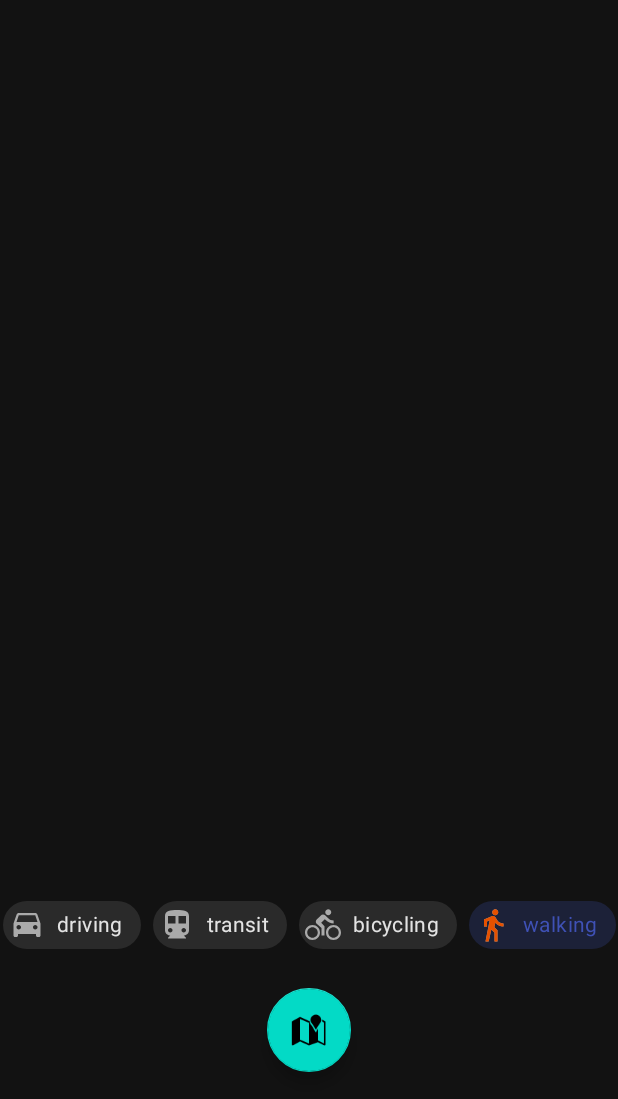
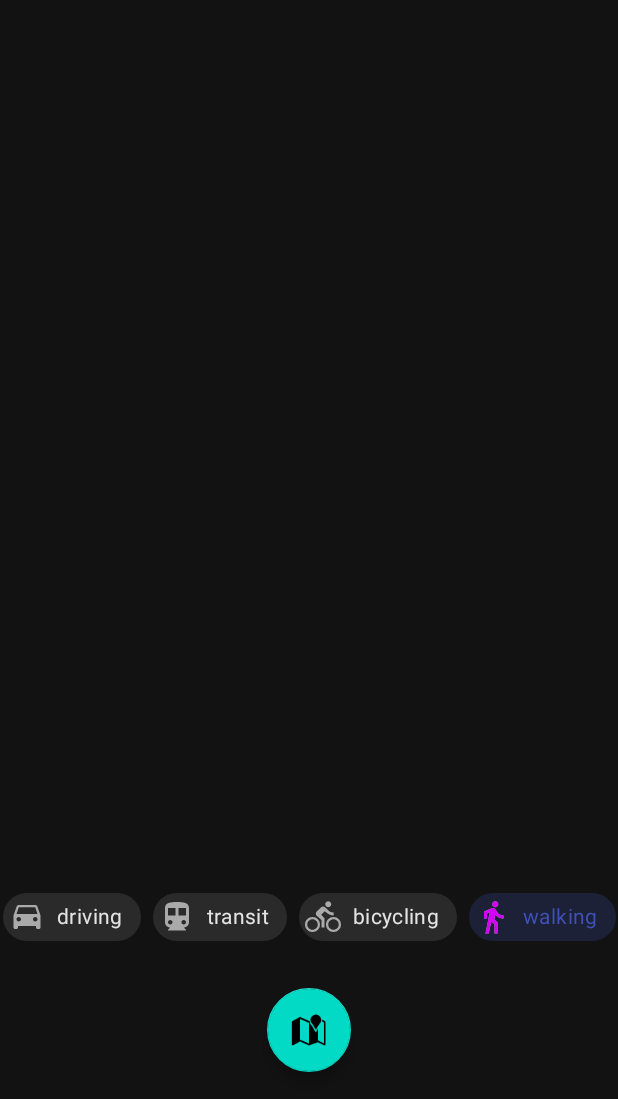
Before and after one commit to XinyueZ/isochrone-isodistance, an Android app: the screen it shows after launch (MainActivity), on a phone screen of 412 x 824 dp, the part 137-1236 px from its top. Run offline under Robolectric (Android 15) with nearby library versions, the phone set to English and light mode, and no system bars; our stand-ins replace data binding; libraries missing offline, so code that uses them is left out: kotlinx.coroutines.experimental, pub.devrel.easypermissions; 1 statement that could not run was skipped.

Commit message:
Change progressbar style

```diff
--- a/app/src/main/res/layout/activity_main.xml
+++ b/app/src/main/res/layout/activity_main.xml
@@ -43,19 +43,25 @@
                 android:layout_height="0dp"/>
 
 
-        <FrameLayout
+        <LinearLayout
                 android:id="@+id/location_group"
-                app:layout_constraintEnd_toEndOf="parent"
-                app:layout_constraintStart_toStartOf="parent"
-                app:layout_constraintBottom_toBottomOf="parent"
-                android:layout_width="match_parent"
-                android:layout_height="0dp">
+                app:layout_constraintEnd_toEndOf="@+id/travel_modes_group"
+                app:layout_constraintStart_toStartOf="@+id/travel_modes_group"
+                app:layout_constraintBottom_toBottomOf="parent" android:orientation="vertical"
+                android:layout_width="0dp"
+                android:layout_height="wrap_content">
 
             <ProgressBar
                     android:id="@+id/pb"
+                    style="@style/Widget.AppCompat.ProgressBar.Horizontal"
+                    android:layout_marginStart="@dimen/activity_horizontal_margin"
+                    android:layout_marginEnd="@dimen/activity_horizontal_margin"
                     android:visibility="invisible"
-                    android:layout_height="match_parent"
-                    android:layout_gravity="center"
+                    android:paddingStart="@dimen/activity_horizontal_margin"
+                    android:paddingEnd="@dimen/activity_horizontal_margin"
+                    android:layout_height="5dp"
+                    android:layout_gravity="top"
+                    android:indeterminate="true"
                     android:theme="@style/AppTheme.Progress"
                     android:layout_width="match_parent"/>
 
@@ -68,7 +74,7 @@
                     app:srcCompat="@android:drawable/ic_dialog_map"
                     app:useCompatPadding="true"/>
 
-        </FrameLayout>
+        </LinearLayout>
 
 
         <android.support.design.chip.ChipGroup
--- a/app/src/main/res/values/colors.xml
+++ b/app/src/main/res/values/colors.xml
@@ -6,6 +6,6 @@
 
     <color name="c_driving">#0091EA</color>
     <color name="c_transit">#1B5E20</color>
-    <color name="c_bicycling">#8D6E63</color>
-    <color name="c_walking">#E65100</color>
+    <color name="c_bicycling">#D50000</color>
+    <color name="c_walking">#D500F9</color>
 </resources>
```
